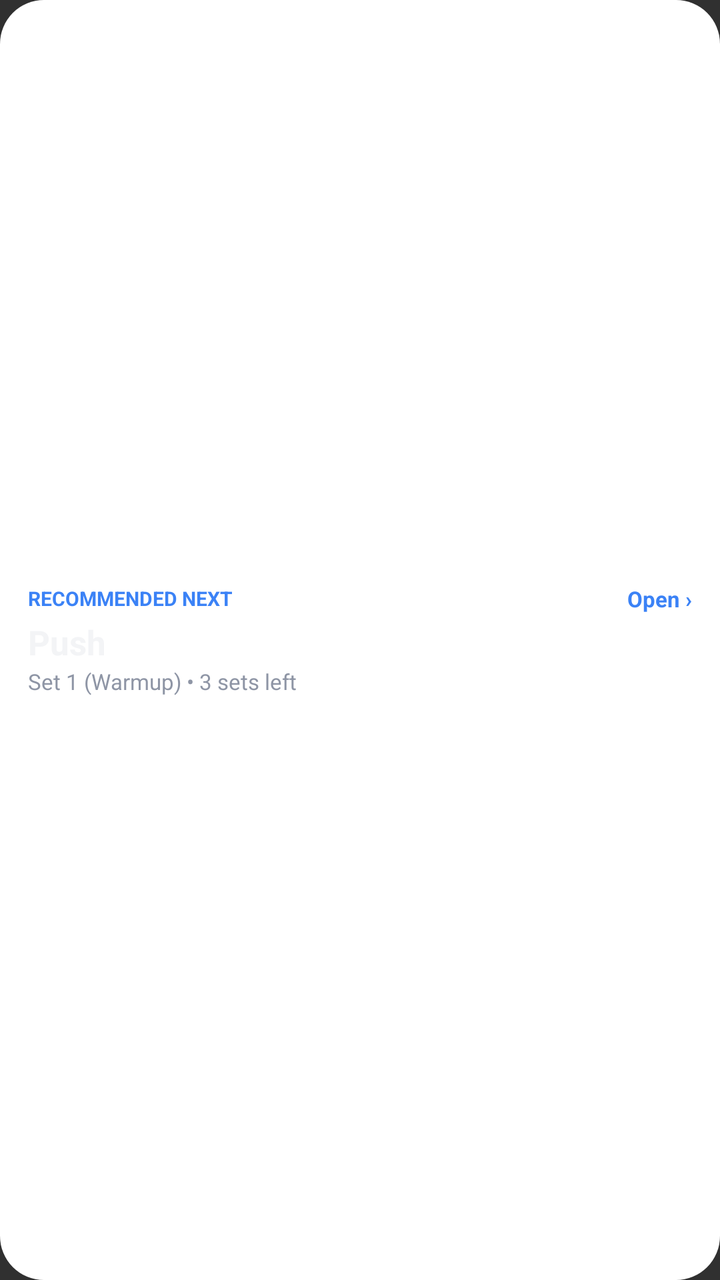
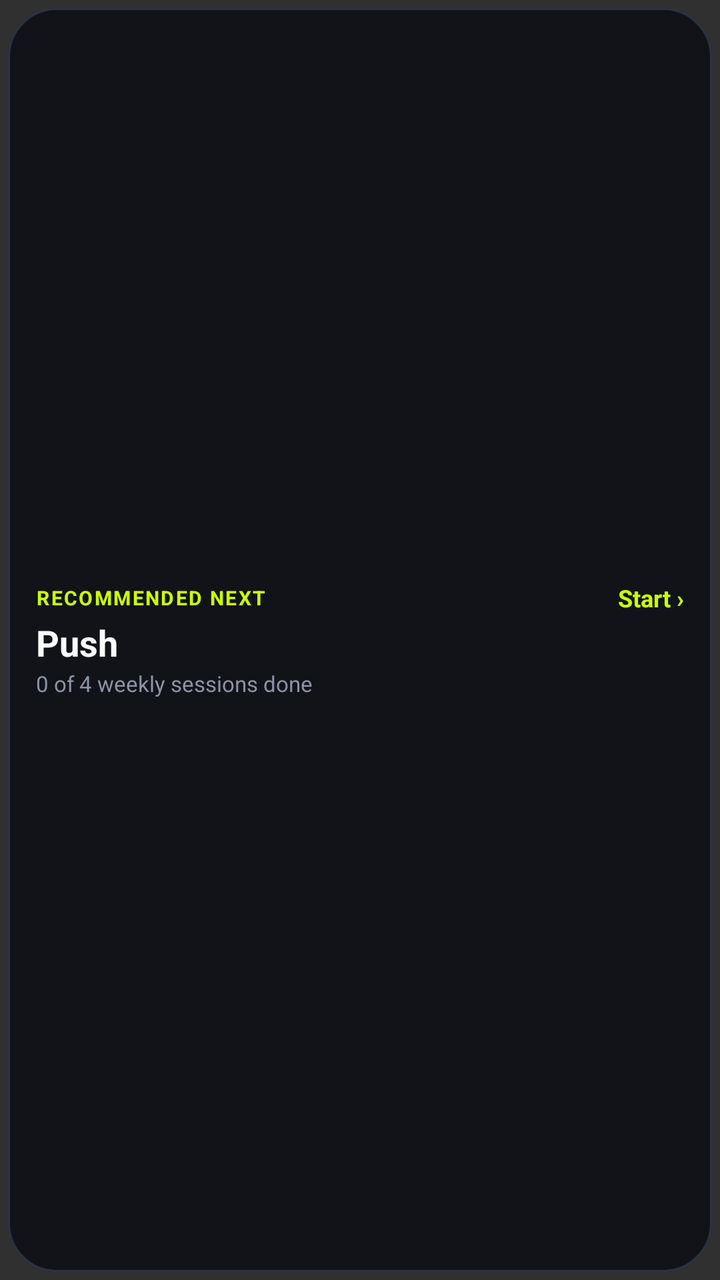

The first picture is an Android layout as it rendered before a commit; the second is the same layout after the commit. The layout source and the unified diff follow.
<!-- AndroidManifest.xml: application theme android:Theme.Material.NoActionBar -->
<!-- res/layout/gym_widget.xml -->
<?xml version="1.0" encoding="utf-8"?>
<FrameLayout xmlns:android="http://schemas.android.com/apk/res/android"
    android:id="@+id/widget_root"
    android:layout_width="match_parent"
    android:layout_height="match_parent">

    
    <ImageView
        android:id="@+id/widget_bg_image"
        android:layout_width="match_parent"
        android:layout_height="match_parent"
        android:src="@drawable/widget_bg"
        android:scaleType="fitXY" />

    <LinearLayout
        android:layout_width="match_parent"
        android:layout_height="match_parent"
        android:orientation="vertical"
        android:padding="14dp"
        android:gravity="center_vertical">

        
        <LinearLayout
            android:id="@+id/widget_header_click_area"
            android:layout_width="match_parent"
            android:layout_height="wrap_content"
            android:orientation="vertical">

            <RelativeLayout
                android:layout_width="match_parent"
                android:layout_height="wrap_content">

                <TextView
                    android:id="@+id/widget_status_label"
                    android:layout_width="wrap_content"
                    android:layout_height="wrap_content"
                    android:layout_alignParentStart="true"
                    android:layout_centerVertical="true"
                    android:ellipsize="end"
                    android:maxLines="1"
                    android:text="RECOMMENDED NEXT"
                    android:textColor="#3B82F6"
                    android:textSize="10sp"
                    android:textStyle="bold" />

                <Chronometer
                    android:id="@+id/widget_rest_chronometer"
                    android:layout_width="wrap_content"
                    android:layout_height="wrap_content"
                    android:layout_alignParentEnd="true"
                    android:layout_centerVertical="true"
                    android:countDown="true"
                    android:textColor="#10B981"
                    android:textSize="12sp"
                    android:textStyle="bold"
                    android:visibility="gone" />

                <TextView
                    android:id="@+id/widget_action_badge"
                    android:layout_width="wrap_content"
                    android:layout_height="wrap_content"
                    android:layout_alignParentEnd="true"
                    android:layout_centerVertical="true"
                    android:text="Open ›"
                    android:textColor="#3B82F6"
                    android:textSize="11sp"
                    android:textStyle="bold" />
            </RelativeLayout>

            <TextView
                android:id="@+id/widget_split_title"
                android:layout_width="match_parent"
                android:layout_height="wrap_content"
                android:layout_marginTop="3dp"
                android:ellipsize="end"
                android:maxLines="1"
                android:text="Push"
                android:textColor="#F3F4F6"
                android:textSize="17sp"
                android:textStyle="bold" />

            <TextView
                android:id="@+id/widget_subtitle"
                android:layout_width="match_parent"
                android:layout_height="wrap_content"
                android:layout_marginTop="1dp"
                android:ellipsize="end"
                android:maxLines="1"
                android:text="Set 1 (Warmup) • 3 sets left"
                android:textColor="#8E95A5"
                android:textSize="11sp" />
        </LinearLayout>

        
        <LinearLayout
            android:id="@+id/widget_controls_row"
            android:layout_width="match_parent"
            android:layout_height="38dp"
            android:layout_marginTop="10dp"
            android:orientation="horizontal"
            android:gravity="center_vertical"
            android:visibility="gone">

            
            <FrameLayout
                android:layout_width="0dp"
                android:layout_height="match_parent"
                android:layout_weight="1.15">

                <ImageView
                    android:id="@+id/widget_weight_pill_bg"
                    android:layout_width="match_parent"
                    android:layout_height="match_parent"
                    android:src="@drawable/widget_pill_bg"
                    android:scaleType="fitXY" />

                <LinearLayout
                    android:layout_width="match_parent"
                    android:layout_height="match_parent"
                    android:orientation="horizontal"
                    android:gravity="center_vertical">

                    <TextView
                        android:id="@+id/widget_btn_weight_minus"
                        android:layout_width="32dp"
                        android:layout_height="match_parent"
                        android:gravity="center"
                        android:text="−"
                        android:textColor="#8E95A5"
                        android:textSize="17sp"
                        android:textStyle="bold" />

                    <TextView
                        android:id="@+id/widget_weight_value"
                        android:layout_width="0dp"
                        android:layout_height="match_parent"
                        android:layout_weight="1"
                        android:gravity="center"
                        android:maxLines="1"
                        android:text="40kg"
                        android:textColor="#F3F4F6"
                        android:textSize="13sp"
                        android:textStyle="bold" />

                    <TextView
                        android:id="@+id/widget_btn_weight_plus"
                        android:layout_width="32dp"
                        android:layout_height="match_parent"
                        android:gravity="center"
                        android:text="+"
                        android:textColor="#3B82F6"
                        android:textSize="16sp"
                        android:textStyle="bold" />
                </LinearLayout>
            </FrameLayout>

            
            <FrameLayout
                android:layout_width="0dp"
                android:layout_height="match_parent"
                android:layout_weight="1"
                android:layout_marginStart="6dp">

                <ImageView
                    android:id="@+id/widget_reps_pill_bg"
                    android:layout_width="match_parent"
                    android:layout_height="match_parent"
                    android:src="@drawable/widget_pill_bg"
                    android:scaleType="fitXY" />

                <LinearLayout
                    android:layout_width="match_parent"
                    android:layout_height="match_parent"
                    android:orientation="horizontal"
                    android:gravity="center_vertical">

                    <TextView
                        android:id="@+id/widget_btn_reps_minus"
                        android:layout_width="30dp"
                        android:layout_height="match_parent"
                        android:gravity="center"
                        android:text="−"
                        android:textColor="#8E95A5"
                        android:textSize="17sp"
                        android:textStyle="bold" />

                    <TextView
                        android:id="@+id/widget_reps_value"
                        android:layout_width="0dp"
                        android:layout_height="match_parent"
                        android:layout_weight="1"
                        android:gravity="center"
                        android:maxLines="1"
                        android:text="8r"
                        android:textColor="#F3F4F6"
                        android:textSize="13sp"
                        android:textStyle="bold" />

                    <TextView
                        android:id="@+id/widget_btn_reps_plus"
                        android:layout_width="30dp"
                        android:layout_height="match_parent"
                        android:gravity="center"
                        android:text="+"
                        android:textColor="#3B82F6"
                        android:textSize="16sp"
                        android:textStyle="bold" />
                </LinearLayout>
            </FrameLayout>

            
            <FrameLayout
                android:id="@+id/widget_btn_complete_set"
                android:layout_width="44dp"
                android:layout_height="match_parent"
                android:layout_marginStart="6dp">

                <ImageView
                    android:id="@+id/widget_done_pill_bg"
                    android:layout_width="match_parent"
                    android:layout_height="match_parent"
                    android:src="@drawable/widget_pill_bg"
                    android:scaleType="fitXY" />

                <TextView
                    android:layout_width="match_parent"
                    android:layout_height="match_parent"
                    android:gravity="center"
                    android:text="✓"
                    android:textColor="#FFFFFF"
                    android:textSize="16sp"
                    android:textStyle="bold" />
            </FrameLayout>

        </LinearLayout>

    </LinearLayout>

</FrameLayout>
<!-- resources referenced by this layout -->
<resources>
  <!-- drawable widget_bg (drawable) -->
  <?xml version="1.0" encoding="utf-8"?>
  <shape xmlns:android="http://schemas.android.com/apk/res/android"
      android:shape="rectangle">
      <solid android:color="#FFFFFF" />
      <corners android:radius="22dp" />
  </shape>
  <!-- drawable widget_pill_bg (drawable) -->
  <?xml version="1.0" encoding="utf-8"?>
  <shape xmlns:android="http://schemas.android.com/apk/res/android"
      android:shape="rectangle">
      <solid android:color="#FFFFFF" />
      <corners android:radius="12dp" />
  </shape>
</resources>

<!-- the commit's change to res/layout/gym_widget.xml (unified diff, before → after) -->
@@ -2,9 +2,9 @@
 <FrameLayout xmlns:android="http://schemas.android.com/apk/res/android"
     android:id="@+id/widget_root"
     android:layout_width="match_parent"
-    android:layout_height="match_parent">
-
-    
+    android:layout_height="match_parent"
+    android:padding="4dp">
+
     <ImageView
         android:id="@+id/widget_bg_image"
         android:layout_width="match_parent"
@@ -16,41 +16,40 @@
         android:layout_width="match_parent"
         android:layout_height="match_parent"
         android:orientation="vertical"
-        android:padding="14dp"
+        android:paddingHorizontal="14dp"
+        android:paddingVertical="10dp"
         android:gravity="center_vertical">
 
-        
         <LinearLayout
             android:id="@+id/widget_header_click_area"
             android:layout_width="match_parent"
             android:layout_height="wrap_content"
             android:orientation="vertical">
 
-            <RelativeLayout
+            <LinearLayout
                 android:layout_width="match_parent"
-                android:layout_height="wrap_content">
+                android:layout_height="wrap_content"
+                android:orientation="horizontal"
+                android:gravity="center_vertical">
 
                 <TextView
                     android:id="@+id/widget_status_label"
-                    android:layout_width="wrap_content"
+                    android:layout_width="0dp"
                     android:layout_height="wrap_content"
-                    android:layout_alignParentStart="true"
-                    android:layout_centerVertical="true"
-                    android:ellipsize="end"
-                    android:maxLines="1"
+                    android:layout_weight="1"
                     android:text="RECOMMENDED NEXT"
-                    android:textColor="#3B82F6"
+                    android:textColor="#CCFF00"
                     android:textSize="10sp"
-                    android:textStyle="bold" />
+                    android:textStyle="bold"
+                    android:letterSpacing="0.08"
+                    android:singleLine="true"
+                    android:ellipsize="end" />
 
                 <Chronometer
                     android:id="@+id/widget_rest_chronometer"
                     android:layout_width="wrap_content"
                     android:layout_height="wrap_content"
-                    android:layout_alignParentEnd="true"
-                    android:layout_centerVertical="true"
-                    android:countDown="true"
-                    android:textColor="#10B981"
+                    android:textColor="#00F0FF"
                     android:textSize="12sp"
                     android:textStyle="bold"
                     android:visibility="gone" />
@@ -59,53 +58,50 @@
                     android:id="@+id/widget_action_badge"
                     android:layout_width="wrap_content"
                     android:layout_height="wrap_content"
-                    android:layout_alignParentEnd="true"
-                    android:layout_centerVertical="true"
-                    android:text="Open ›"
-                    android:textColor="#3B82F6"
-                    android:textSize="11sp"
+                    android:text="Start ›"
+                    android:textColor="#CCFF00"
+                    android:textSize="12sp"
                     android:textStyle="bold" />
-            </RelativeLayout>
+            </LinearLayout>
 
             <TextView
                 android:id="@+id/widget_split_title"
                 android:layout_width="match_parent"
                 android:layout_height="wrap_content"
-                android:layout_marginTop="3dp"
-                android:ellipsize="end"
-                android:maxLines="1"
+                android:layout_marginTop="2dp"
                 android:text="Push"
-                android:textColor="#F3F4F6"
-                android:textSize="17sp"
-                android:textStyle="bold" />
+                android:textColor="#FAFAFC"
+                android:textSize="18sp"
+                android:textStyle="bold"
+                android:singleLine="true"
+                android:ellipsize="end" />
 
             <TextView
                 android:id="@+id/widget_subtitle"
                 android:layout_width="match_parent"
                 android:layout_height="wrap_content"
                 android:layout_marginTop="1dp"
-                android:ellipsize="end"
-                android:maxLines="1"
-                android:text="Set 1 (Warmup) • 3 sets left"
-                android:textColor="#8E95A5"
-                android:textSize="11sp" />
+                android:text="0 of 4 weekly sessions done"
+                android:textColor="#8A93A6"
+                android:textSize="11sp"
+                android:singleLine="true"
+                android:ellipsize="end" />
         </LinearLayout>
 
-        
         <LinearLayout
             android:id="@+id/widget_controls_row"
             android:layout_width="match_parent"
-            android:layout_height="38dp"
-            android:layout_marginTop="10dp"
+            android:layout_height="36dp"
+            android:layout_marginTop="8dp"
             android:orientation="horizontal"
             android:gravity="center_vertical"
             android:visibility="gone">
 
-            
             <FrameLayout
                 android:layout_width="0dp"
                 android:layout_height="match_parent"
-                android:layout_weight="1.15">
+                android:layout_weight="1.15"
+                android:layout_marginEnd="6dp">
 
                 <ImageView
                     android:id="@+id/widget_weight_pill_bg"
@@ -122,12 +118,12 @@
 
                     <TextView
                         android:id="@+id/widget_btn_weight_minus"
-                        android:layout_width="32dp"
+                        android:layout_width="28dp"
                         android:layout_height="match_parent"
                         android:gravity="center"
                         android:text="−"
-                        android:textColor="#8E95A5"
-                        android:textSize="17sp"
+                        android:textColor="#8A93A6"
+                        android:textSize="16sp"
                         android:textStyle="bold" />
 
                     <TextView
@@ -136,30 +132,32 @@
                         android:layout_height="match_parent"
                         android:layout_weight="1"
                         android:gravity="center"
-                        android:maxLines="1"
+                        android:singleLine="true"
                         android:text="40kg"
-                        android:textColor="#F3F4F6"
-                        android:textSize="13sp"
-                        android:textStyle="bold" />
+                        android:textColor="#FAFAFC"
+                        android:textSize="12sp"
+                        android:textStyle="bold"
+                        android:autoSizeTextType="uniform"
+                        android:autoSizeMinTextSize="9sp"
+                        android:autoSizeMaxTextSize="13sp" />
 
                     <TextView
                         android:id="@+id/widget_btn_weight_plus"
-                        android:layout_width="32dp"
+                        android:layout_width="28dp"
                         android:layout_height="match_parent"
                         android:gravity="center"
                         android:text="+"
-                        android:textColor="#3B82F6"
-                        android:textSize="16sp"
+                        android:textColor="#CCFF00"
+                        android:textSize="15sp"
                         android:textStyle="bold" />
                 </LinearLayout>
             </FrameLayout>
 
-            
             <FrameLayout
                 android:layout_width="0dp"
                 android:layout_height="match_parent"
                 android:layout_weight="1"
-                android:layout_marginStart="6dp">
+                android:layout_marginEnd="6dp">
 
                 <ImageView
                     android:id="@+id/widget_reps_pill_bg"
@@ -176,12 +174,12 @@
 
                     <TextView
                         android:id="@+id/widget_btn_reps_minus"
-                        android:layout_width="30dp"
+                        android:layout_width="26dp"
                         android:layout_height="match_parent"
                         android:gravity="center"
                         android:text="−"
-                        android:textColor="#8E95A5"
-                        android:textSize="17sp"
+                        android:textColor="#8A93A6"
+                        android:textSize="16sp"
                         android:textStyle="bold" />
 
                     <TextView
@@ -190,30 +188,31 @@
                         android:layout_height="match_parent"
                         android:layout_weight="1"
                         android:gravity="center"
-                        android:maxLines="1"
+                        android:singleLine="true"
                         android:text="8r"
-                        android:textColor="#F3F4F6"
-                        android:textSize="13sp"
-                        android:textStyle="bold" />
+                        android:textColor="#FAFAFC"
+                        android:textSize="12sp"
+                        android:textStyle="bold"
+                        android:autoSizeTextType="uniform"
+                        android:autoSizeMinTextSize="9sp"
+                        android:autoSizeMaxTextSize="13sp" />
 
                     <TextView
                         android:id="@+id/widget_btn_reps_plus"
-                        android:layout_width="30dp"
+                        android:layout_width="26dp"
                         android:layout_height="match_parent"
                         android:gravity="center"
                         android:text="+"
-                        android:textColor="#3B82F6"
-                        android:textSize="16sp"
+                        android:textColor="#CCFF00"
+                        android:textSize="15sp"
                         android:textStyle="bold" />
                 </LinearLayout>
             </FrameLayout>
 
-            
             <FrameLayout
                 android:id="@+id/widget_btn_complete_set"
-                android:layout_width="44dp"
-                android:layout_height="match_parent"
-                android:layout_marginStart="6dp">
+                android:layout_width="42dp"
+                android:layout_height="match_parent">
 
                 <ImageView
                     android:id="@+id/widget_done_pill_bg"
@@ -227,13 +226,10 @@
                     android:layout_height="match_parent"
                     android:gravity="center"
                     android:text="✓"
-                    android:textColor="#FFFFFF"
-                    android:textSize="16sp"
+                    android:textColor="#07080A"
+                    android:textSize="15sp"
                     android:textStyle="bold" />
             </FrameLayout>
-
         </LinearLayout>
-
     </LinearLayout>
-
 </FrameLayout>
<!-- resource entries referenced after the edit -->
@@ -4,15 +4,21 @@
   <?xml version="1.0" encoding="utf-8"?>
   <shape xmlns:android="http://schemas.android.com/apk/res/android"
       android:shape="rectangle">
-      <solid android:color="#FFFFFF" />
-      <corners android:radius="22dp" />
+      <corners android:radius="24dp" />
+      <solid android:color="#111318" />
+      <stroke
+          android:width="1dp"
+          android:color="#2C3240" />
   </shape>
   <!-- drawable widget_pill_bg (drawable) -->
   <?xml version="1.0" encoding="utf-8"?>
   <shape xmlns:android="http://schemas.android.com/apk/res/android"
       android:shape="rectangle">
-      <solid android:color="#FFFFFF" />
-      <corners android:radius="12dp" />
+      <corners android:radius="10dp" />
+      <solid android:color="#1E222B" />
+      <stroke
+          android:width="1dp"
+          android:color="#2C3240" />
   </shape>
 </resources>
 
